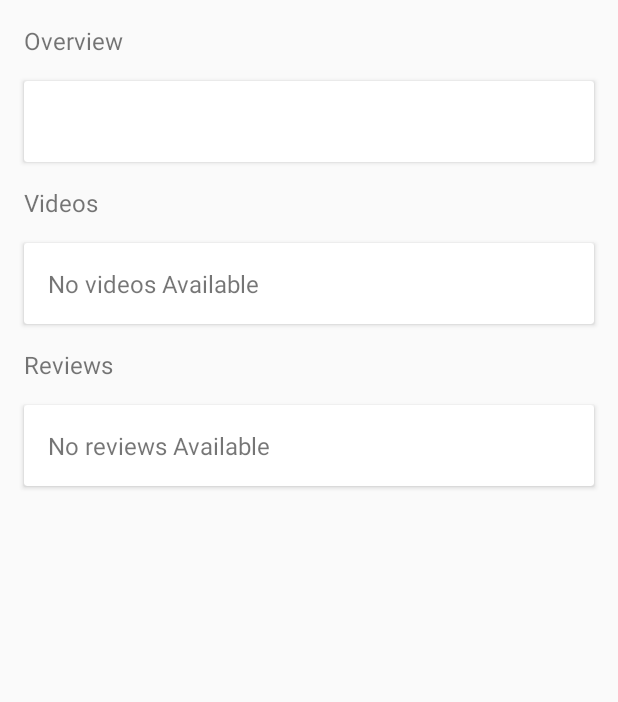
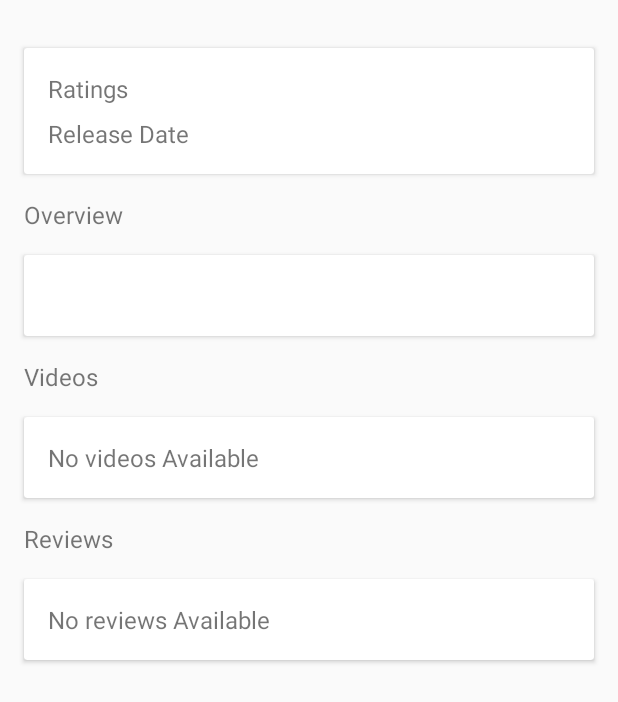
Before and after one commit to sreereddymenon/UAND-P2, an Android app: the layout content_movie_details.xml on its own in the app's theme, with its tools: preview values and no code run, on a phone screen of 412 x 824 dp. Shown: the top 702 px of the screen. Run offline under Robolectric (Android 15) with nearby library versions, the phone set to English and light mode, and no system bars.

Commit message:
Add release date and average vote

```diff
--- a/app/src/main/java/me/rajanikant/movies/ui/MainActivity.java
+++ b/app/src/main/java/me/rajanikant/movies/ui/MainActivity.java
@@ -72,7 +72,7 @@ public class MainActivity extends AppCompatActivity implements OnFragmentInterac
             detailIntent.putExtra(Constants.INTENT_EXTRA_MOVIE_TITLE, title);
             detailIntent.putExtra(Constants.INTENT_EXTRA_MOVIE_OVERVIEW, overview);
             detailIntent.putExtra(Constants.INTENT_EXTRA_MOVIE_RATINGS, ratings);
-            detailIntent.putExtra(Constants.INTENT_EXTRA_MOVIE_RELEASE_DATE, ratings);
+            detailIntent.putExtra(Constants.INTENT_EXTRA_MOVIE_RELEASE_DATE, releaseDate);
             detailIntent.putExtra(Constants.INTENT_EXTRA_MOVIE_POSTER_PATH, posterPath);
             detailIntent.putExtra(Constants.INTENT_EXTRA_MOVIE_BACKDROP_PATH, backdropPath);
             startActivity(detailIntent);
--- a/app/src/main/java/me/rajanikant/movies/ui/MovieDetailsFragment.java
+++ b/app/src/main/java/me/rajanikant/movies/ui/MovieDetailsFragment.java
@@ -70,6 +70,10 @@ public class MovieDetailsFragment extends Fragment {
     ListView reviewList;
     @InjectView(R.id.content_movie_details_review_empty_text)
     TextView reviewEmptyText;
+    @InjectView(R.id.content_movie_details_text_ratings)
+    TextView textRatings;
+    @InjectView(R.id.content_movie_details_text_release_date)
+    TextView textReleaseDate;
 
     private int id;
     private String title;
@@ -122,6 +126,8 @@ public class MovieDetailsFragment extends Fragment {
         String backdropUrl = "http://image.tmdb.org/t/p/w780" + backdropPath;
         Picasso.with(getActivity()).load(backdropUrl).into(imageBackdrop);
         textOverview.setText(overview);
+        textReleaseDate.setText(releaseDate);
+        textRatings.setText(String.valueOf(ratings));
 
         toolbar.setTitle(title);
 
@@ -163,8 +169,8 @@ public class MovieDetailsFragment extends Fragment {
             }
         });
 
-        populateTrailers(id);
-        populateReviews(id);
+        populateTrailers();
+        populateReviews();
 
         return view;
     }
@@ -191,7 +197,8 @@ public class MovieDetailsFragment extends Fragment {
             movie.setOverview(overview);
             movie.setPosterPath(posterPath);
             movie.setBackdropPath(backdropPath);
-            movie.setPosterPath(posterPath);
+            movie.setReleaseDate(releaseDate);
+            movie.setVoteAverage(ratings);
 
             Uri returnUri = getActivity().getContentResolver().insert(MoviesTable.CONTENT_URI, MoviesTable.getContentValues(movie, true));
 
@@ -224,7 +231,7 @@ public class MovieDetailsFragment extends Fragment {
         }
     }
 
-    private void populateTrailers(final int movieId) {
+    private void populateTrailers() {
 
         if (Utility.isNetworkAvailable(getActivity())) {
 
@@ -264,7 +271,7 @@ public class MovieDetailsFragment extends Fragment {
         }
     }
 
-    private void populateReviews(final int movieId) {
+    private void populateReviews() {
 
         if (Utility.isNetworkAvailable(getActivity())) {
 
--- a/app/src/main/res/layout/content_movie_details.xml
+++ b/app/src/main/res/layout/content_movie_details.xml
@@ -12,6 +12,65 @@
         android:layout_width="match_parent"
         android:layout_height="match_parent"
         android:orientation="vertical">
+
+        <android.support.v7.widget.CardView
+            android:layout_width="match_parent"
+            android:layout_height="wrap_content"
+            android:layout_margin="@dimen/detail_card_margin"
+            android:padding="@dimen/detail_card_padding">
+
+            <LinearLayout
+                android:layout_width="match_parent"
+                android:layout_height="wrap_content"
+                android:orientation="vertical"
+                android:layout_margin="@dimen/text_margin">
+
+                <LinearLayout
+                    android:layout_width="match_parent"
+                    android:layout_height="wrap_content"
+                    android:orientation="horizontal">
+
+                    <TextView
+                        android:layout_width="wrap_content"
+                        android:layout_height="wrap_content"
+                        android:textSize="@dimen/detail_card_text_size"
+                        android:text="Ratings"
+                        android:layout_weight="1"/>
+
+                    <TextView
+                        android:id="@+id/content_movie_details_text_ratings"
+                        android:layout_width="wrap_content"
+                        android:layout_height="wrap_content"
+                        android:textSize="@dimen/detail_card_text_size"
+                        android:layout_weight="1"/>
+
+                </LinearLayout>
+
+                <LinearLayout
+                    android:layout_width="match_parent"
+                    android:layout_height="wrap_content"
+                    android:orientation="horizontal"
+                    android:layout_marginTop="8dp">
+
+                    <TextView
+                        android:layout_width="wrap_content"
+                        android:layout_height="wrap_content"
+                        android:textSize="@dimen/detail_card_text_size"
+                        android:text="Release Date"
+                        android:layout_weight="1"/>
+
+                    <TextView
+                        android:id="@+id/content_movie_details_text_release_date"
+                        android:layout_width="wrap_content"
+                        android:layout_height="wrap_content"
+                        android:textSize="@dimen/detail_card_text_size"
+                        android:layout_weight="1"/>
+
+                </LinearLayout>
+
+            </LinearLayout>
+
+        </android.support.v7.widget.CardView>
 
         <TextView
             android:layout_width="wrap_content"
```
